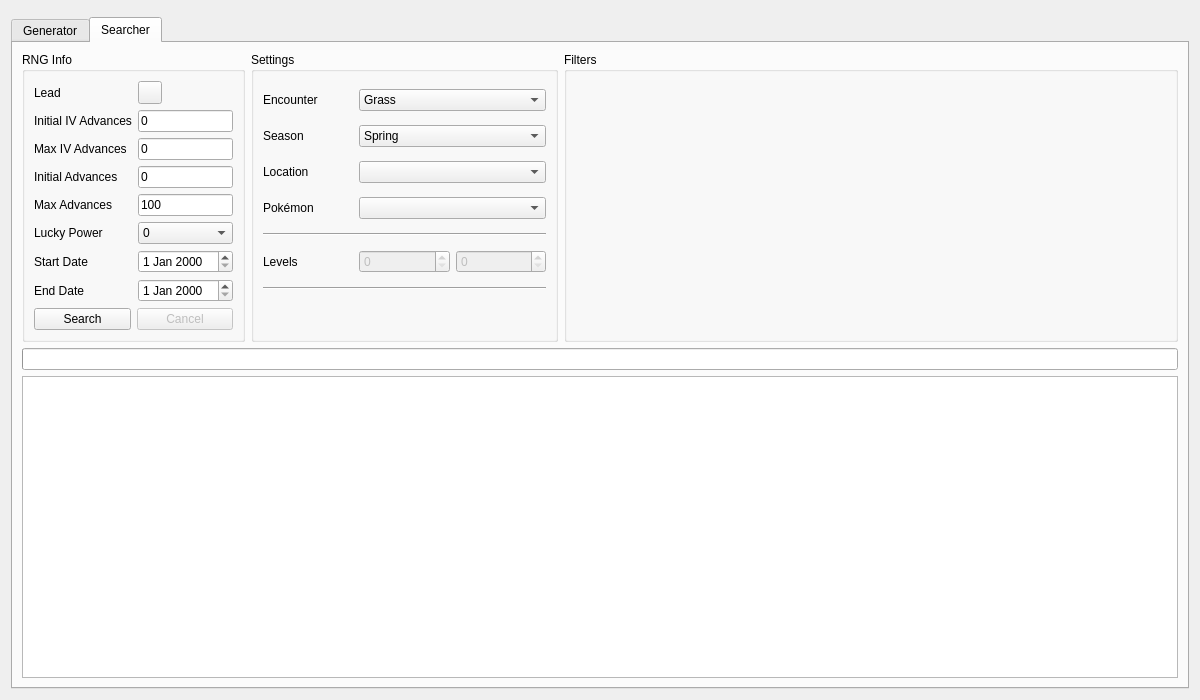
The window that Form/Gen5/Wild5.ui (Admiral-Fish/PokeFinder) describes before a commit, drawn with Qt 5.
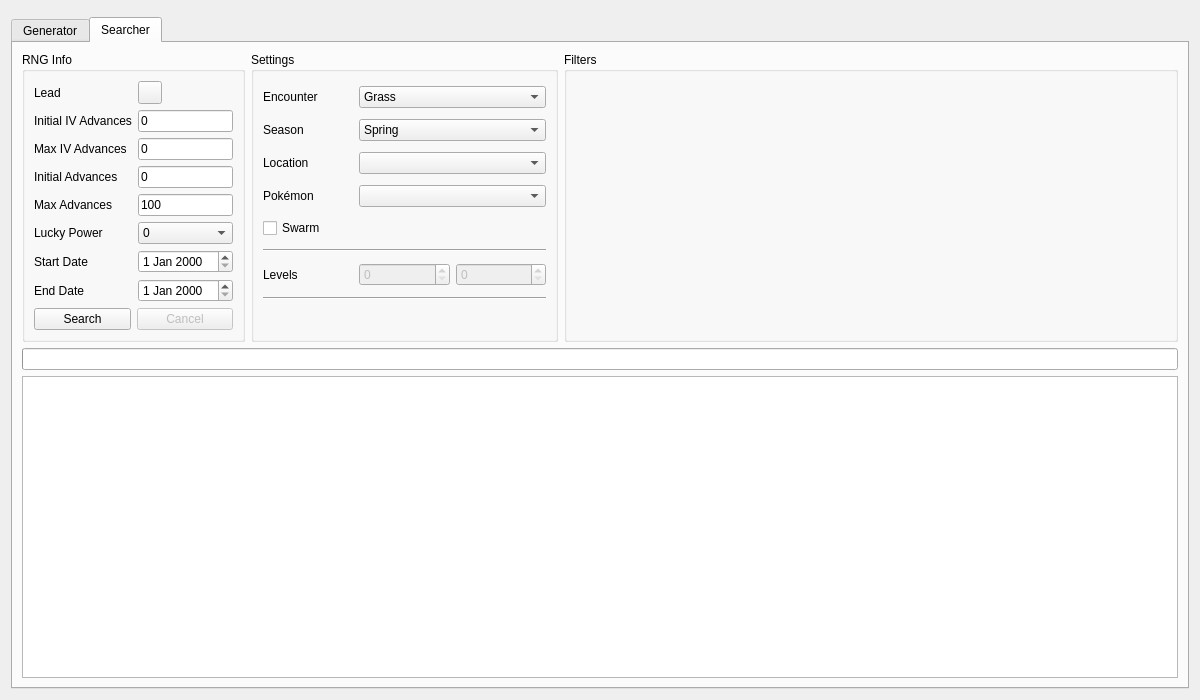
The same window after the commit. The open tabs and pages were chosen to show the change. Custom widgets are drawn as their Qt base class.

Commit message: Add Gen 5 swarm encounters

What changed in the file:
```diff
--- a/Form/Gen5/Wild5.ui
+++ b/Form/Gen5/Wild5.ui
@@ -587,20 +587,27 @@
            <widget class="ComboBox" name="comboBoxSearcherPokemon"/>
           </item>
           <item row="4" column="0" colspan="3">
+           <widget class="QCheckBox" name="checkBoxSearcherSwarm">
+            <property name="text">
+             <string>Swarm</string>
+            </property>
+           </widget>
+          </item>
+          <item row="5" column="0" colspan="3">
            <widget class="Line" name="line_1">
             <property name="orientation">
              <enum>Qt::Orientation::Horizontal</enum>
             </property>
            </widget>
           </item>
-          <item row="5" column="0">
+          <item row="6" column="0">
            <widget class="QLabel" name="labelSearcherLevel">
             <property name="text">
              <string>Levels</string>
             </property>
            </widget>
           </item>
-          <item row="5" column="1">
+          <item row="6" column="1">
            <widget class="QSpinBox" name="spinBoxSearcherLevelMin">
             <property name="enabled">
              <bool>false</bool>
@@ -610,7 +617,7 @@
             </property>
            </widget>
           </item>
-          <item row="5" column="2">
+          <item row="6" column="2">
            <widget class="QSpinBox" name="spinBoxSearcherLevelMax">
             <property name="enabled">
              <bool>false</bool>
@@ -620,14 +627,14 @@
             </property>
            </widget>
           </item>
-          <item row="6" column="0" colspan="3">
-           <widget class="Line" name="line_2">
-            <property name="orientation">
-             <enum>Qt::Orientation::Horizontal</enum>
-            </property>
-           </widget>
-          </item>
           <item row="7" column="0" colspan="3">
+           <widget class="Line" name="line_2">
+            <property name="orientation">
+             <enum>Qt::Orientation::Horizontal</enum>
+            </property>
+           </widget>
+          </item>
+          <item row="8" column="0" colspan="3">
            <widget class="QLabel" name="labelIVFastSearch">
             <property name="sizePolicy">
              <sizepolicy hsizetype="Preferred" vsizetype="Fixed">
```
Left out of the diff: 13 changed lines with no effect on the pictures. The commit also changes 10 other files.
